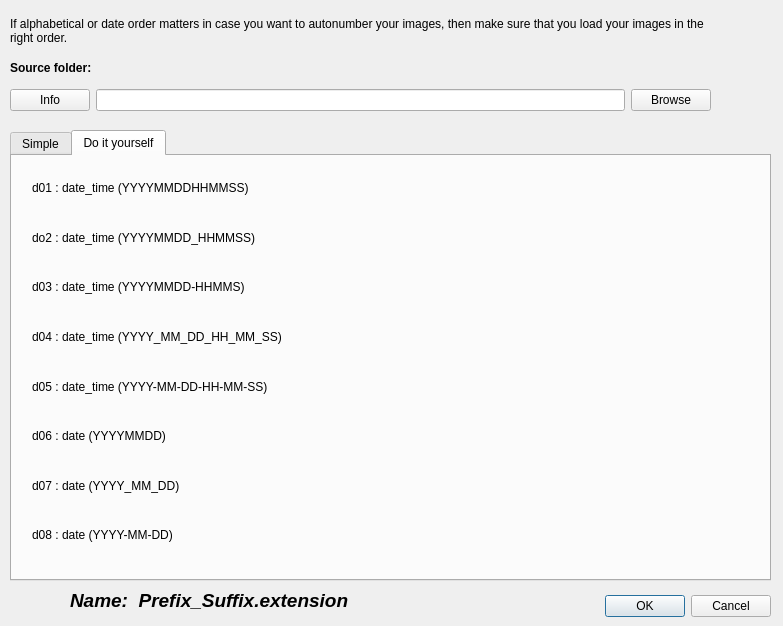
Old version of the form scripts/ui/rename_photos.ui in the repository hvdwolf/pyExifToolGUI.
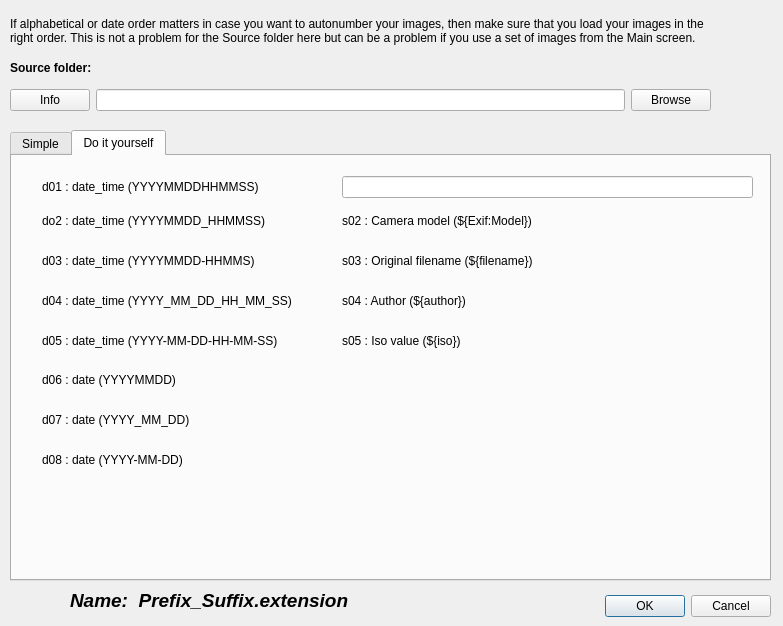
New version of the form. The open tabs and pages were chosen to show the change.

Commit message: Add "Your Commands" tab where users can provide their own commands to exiftool; create function for recurring messagebox; expand manual; more work on renaming

What changed in the file:
```diff
--- a/scripts/ui/rename_photos.ui
+++ b/scripts/ui/rename_photos.ui
@@ -39,7 +39,7 @@
     </rect>
    </property>
    <property name="text">
-    <string>If alphabetical or date order matters in case you want to autonumber your images, then make sure that you load your images in the right order.</string>
+    <string>If alphabetical or date order matters in case you want to autonumber your images, then make sure that you load your images in the right order. This is not a problem for the Source folder here but can be a problem if you use a set of images from the Main screen.</string>
    </property>
    <property name="wordWrap">
     <bool>true</bool>
@@ -588,10 +588,19 @@
        <x>20</x>
        <y>10</y>
        <width>721</width>
-       <height>391</height>
+       <height>311</height>
       </rect>
      </property>
      <layout class="QGridLayout" name="gridLayout_3">
+      <property name="leftMargin">
+       <number>10</number>
+      </property>
+      <property name="topMargin">
+       <number>10</number>
+      </property>
+      <property name="horizontalSpacing">
+       <number>50</number>
+      </property>
       <item row="3" column="0">
        <widget class="QLabel" name="label_14">
         <property name="text">
@@ -648,6 +657,41 @@
         </property>
        </widget>
       </item>
+      <item row="0" column="1">
+       <widget class="QLineEdit" name="s01">
+        <property name="toolTip">
+         <string>You can use this string only in combination with one of the other options</string>
+        </property>
+       </widget>
+      </item>
+      <item row="1" column="1">
+       <widget class="QLabel" name="label_21">
+        <property name="text">
+         <string>s02 : Camera model (${Exif:Model})</string>
+        </property>
+       </widget>
+      </item>
+      <item row="2" column="1">
+       <widget class="QLabel" name="label_22">
+        <property name="text">
+         <string>s03 : Original filename (${filename})</string>
+        </property>
+       </widget>
+      </item>
+      <item row="4" column="1">
+       <widget class="QLabel" name="label_23">
+        <property name="text">
+         <string>s05 : Iso value (${iso})</string>
+        </property>
+       </widget>
+      </item>
+      <item row="3" column="1">
+       <widget class="QLabel" name="label_24">
+        <property name="text">
+         <string>s04 : Author (${author})</string>
+        </property>
+       </widget>
+      </item>
      </layout>
     </widget>
    </widget>
```
Left out of the diff: 5 changed lines with no effect on the pictures. The commit also changes 8 other files.
